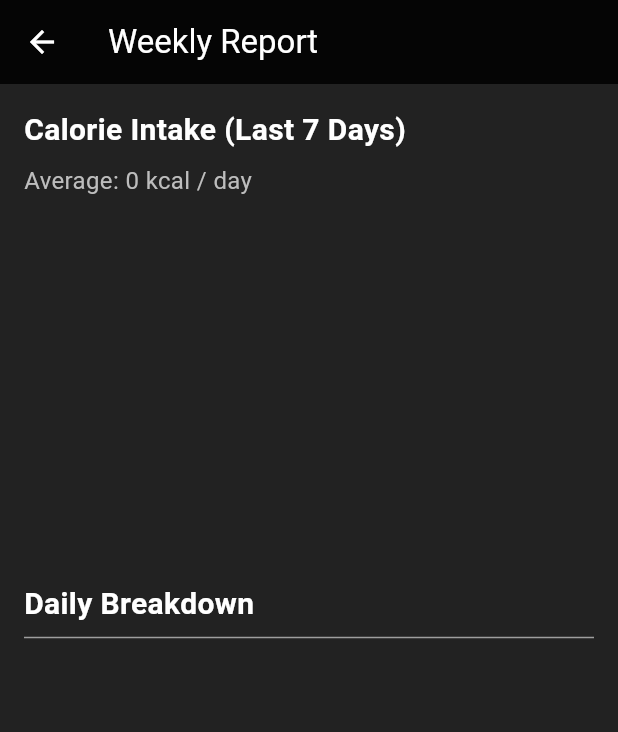
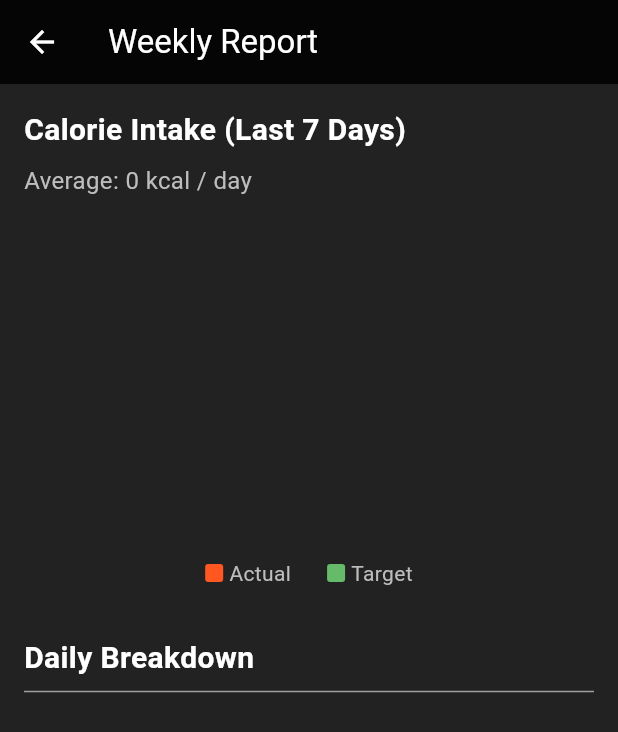
Before and after one commit to rithbennet/CalTrack, a Flutter app: the WeeklyReportScreen screen opened directly with empty values, on a phone screen of 412 x 824 dp. Shown: the top 732 px of the screen. Run offline on Flutter 3.47's test engine with Material 3 defaults, Android fonts, the phone set to English and light mode, and no system bars; drawn by our look-alikes of fl_chart; our stand-ins replace camera, cloud_firestore, firebase_auth, firebase_core, flutter_dotenv, flutter_svg and 4 more; missing offline and left inert: mobile_scanner; accounts and stored records are empty; network calls fail.

Commit message:
added comparison in weekly report

```diff
--- a/lib/view/reports/weekly_report_screen.dart
+++ b/lib/view/reports/weekly_report_screen.dart
@@ -5,8 +5,13 @@ import 'package:caltrack/models/nutritional_summary.dart';
 
 class WeeklyReportScreen extends StatelessWidget {
   final List<DailyNutritionalSummary> weeklySummary;
+  final double targetCalories; // Added this parameter for the daily target
 
-  const WeeklyReportScreen({super.key, required this.weeklySummary});
+  const WeeklyReportScreen({
+    super.key,
+    required this.weeklySummary,
+    this.targetCalories = 2000, // Default value of 2000 calories
+  });
 
   @override
   Widget build(BuildContext context) {
@@ -56,6 +61,42 @@ class WeeklyReportScreen extends StatelessWidget {
                 swapAnimationDuration: const Duration(milliseconds: 450),
                 swapAnimationCurve: Curves.easeOut,
               ),
+            ),
+            const SizedBox(height: 16),
+            // Add this legend
+            Row(
+              mainAxisAlignment: MainAxisAlignment.center,
+              children: [
+                Row(
+                  children: [
+                    Container(
+                      width: 12,
+                      height: 12,
+                      decoration: BoxDecoration(
+                        color: Colors.deepOrange,
+                        borderRadius: BorderRadius.circular(2),
+                      ),
+                    ),
+                    const SizedBox(width: 4),
+                    Text('Actual', style: TextStyle(color: Colors.grey[400])),
+                  ],
+                ),
+                const SizedBox(width: 24),
+                Row(
+                  children: [
+                    Container(
+                      width: 12,
+                      height: 12,
+                      decoration: BoxDecoration(
+                        color: Colors.green.shade400,
+                        borderRadius: BorderRadius.circular(2),
+                      ),
+                    ),
+                    const SizedBox(width: 4),
+                    Text('Target', style: TextStyle(color: Colors.grey[400])),
+                  ],
+                ),
+              ],
             ),
             const SizedBox(height: 32),
             const Text(
@@ -129,12 +170,20 @@ class WeeklyReportScreen extends StatelessWidget {
       maxY: _calculateMaxY(),
       barTouchData: BarTouchData(
         touchTooltipData: BarTouchTooltipData(
-          // UPDATED THIS LINE: Replaced 'tooltipBgColor' with 'getTooltipColor'
           getTooltipColor: (group) => Colors.blueGrey,
           getTooltipItem: (group, groupIndex, rod, rodIndex) {
             final summary = weeklySummary[group.x.toInt()];
+            String label = '';
+
+            // Check which rod was touched
+            if (rodIndex == 0) {
+              label = '${summary.totalCalories.toStringAsFixed(0)}\nkcal';
+            } else {
+              label = '${targetCalories.toStringAsFixed(0)}\nkcal (target)';
+            }
+
             return BarTooltipItem(
-              '${summary.totalCalories.toStringAsFixed(0)}\nkcal',
+              label,
               const TextStyle(color: Colors.white, fontWeight: FontWeight.bold),
             );
           },
@@ -178,24 +227,38 @@ class WeeklyReportScreen extends StatelessWidget {
             return BarChartGroupData(
               x: index,
               barRods: [
+                // First rod for actual calories
                 BarChartRodData(
                   toY: summary.totalCalories,
                   color: Colors.deepOrange,
-                  width: 20,
+                  width: 12, // Make bars narrower to fit two side by side
+                  borderRadius: BorderRadius.circular(6),
+                ),
+                // Second rod for target calories
+                BarChartRodData(
+                  toY: targetCalories,
+                  color: Colors.green.shade400, // Different color for target
+                  width: 12,
                   borderRadius: BorderRadius.circular(6),
                 ),
               ],
+              // Add spacing between groups
+              barsSpace: 4,
             );
           }).toList(),
     );
   }
 
-  // Helper to set the chart's max Y value slightly above the highest bar
+  // Update the _calculateMaxY method to consider target calories too
   double _calculateMaxY() {
-    if (weeklySummary.isEmpty) return 2000; // Default value
+    if (weeklySummary.isEmpty)
+      return targetCalories * 1.2; // Default based on target
+
     final maxCalories = weeklySummary
         .map((s) => s.totalCalories)
         .reduce((a, b) => a > b ? a : b);
-    return maxCalories * 1.2; // 20% padding at the top
+
+    // Return whichever is higher: actual calories or target calories, with 20% padding
+    return (maxCalories > targetCalories ? maxCalories : targetCalories) * 1.2;
   }
 }
```
